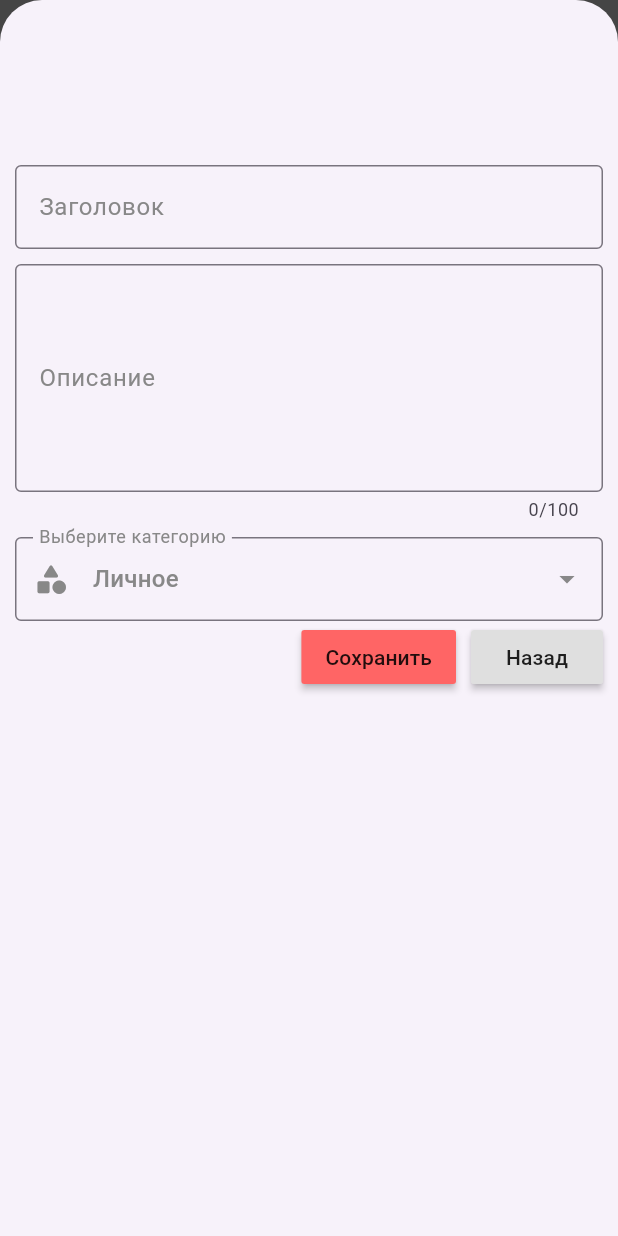
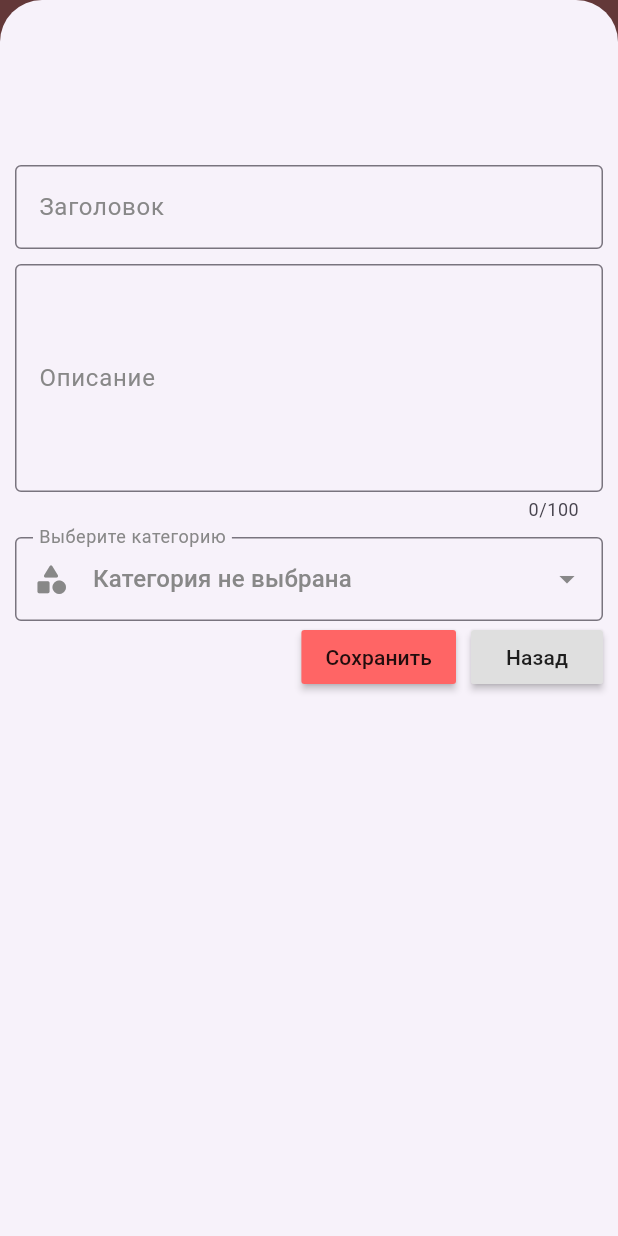
Before and after one commit to rmnshkv/my_dart_training.notesapp, a Flutter app: the screen it shows after launch, after a tap on the "add" icon, on a phone screen of 412 x 824 dp. Run offline on Flutter 3.47's test engine with Material 3 defaults, Android fonts, the light colour scheme and no system bars; our stand-ins replace flutter_slidable, get, hive, hive_flutter, lottie; accounts and stored records are empty.

Commit message:
Changes to be committed: 	modified:   lib/main.dart 	modified:   lib/model/notes_model.g.dart 	modified:   lib/view/2home/home_screen.dart 	modified:   lib/view/2home/spec_screen.dart 	modified:   pubspec.yaml

```diff
--- a/lib/main.dart
+++ b/lib/main.dart
@@ -1,5 +1,3 @@
-// ignore_for_file: prefer_const_constructors, unused_local_variable, camel_case_types
-
 import 'package:flutter/cupertino.dart';
 import 'package:get/get.dart';
 import 'package:hive_flutter/adapters.dart';
--- a/lib/view/2home/home_screen.dart
+++ b/lib/view/2home/home_screen.dart
@@ -1,5 +1,3 @@
-// ignore_for_file: camel_case_types, prefer_const_constructors, sort_child_properties_last, unnecessary_string_interpolations, sized_box_for_whitespace
-
 import 'package:flutter/material.dart';
 import 'package:flutter_slidable/flutter_slidable.dart';
 import 'package:get/get.dart';
@@ -9,8 +7,6 @@
 import 'package:notes_qsoft/view/3draw/privacy.dart';
 import 'package:notes_qsoft/view/3draw/support.dart';
 import 'package:notes_qsoft/view/3draw/info.dart';
-
-
 
 class Home_Screen extends StatefulWidget {
   const Home_Screen({super.key});
@@ -22,6 +18,7 @@
 class _Home_ScreenState extends State<Home_Screen> {
 
   final catList=[
+    'Категория не выбрана',
     'Личное',
     'Работа',
     'Здоровье',
@@ -33,8 +30,7 @@
     'Семья',
     'Хобби',
   ];
-
-  final titleController=TextEditingController();
+final titleController=TextEditingController();
   final descController=TextEditingController();
 
   var box = Hive.box<NotesModel>('noteBox');
@@ -80,7 +76,7 @@
       appBar: AppBar(
         title: const Row(
           children: [
-            Text('NOTES',style: TextStyle(color: Color.fromARGB(255, 235, 237, 238)),)
+            Text('NOTES',style: TextStyle(color: Color.fromARGB(255, 255, 255, 255)),)
           ],
         ),
         actions: [
@@ -91,7 +87,7 @@
             },
           ),
         ],
-        backgroundColor: Color.fromARGB(255, 151, 150, 150),
+        backgroundColor: Color.fromARGB(255, 216, 123, 123),
 
         elevation: 0,
         iconTheme: const IconThemeData(color: Colors.white),
--- a/lib/view/2home/spec_screen.dart
+++ b/lib/view/2home/spec_screen.dart
@@ -1,5 +1,3 @@
-// ignore_for_file: prefer_const_literals_to_create_immutables, prefer_const_constructors, unnecessary_string_interpolations, unused_import
-
 import 'package:flutter/material.dart';
 import 'package:flutter_slidable/flutter_slidable.dart';
 
@@ -15,7 +13,7 @@
   Widget build(BuildContext context) {
     return Scaffold(
       appBar: AppBar(
-        backgroundColor: Colors.purple,
+        backgroundColor: Color.fromARGB(255, 255, 61, 61),
         elevation: 0,
         title: Row(
           children: [
--- a/pubspec.yaml
+++ b/pubspec.yaml
@@ -65,9 +65,9 @@
   uses-material-design: true
 
   # To add assets to your application, add an assets section, like this:
-  # assets:
-  #   - images/a_dot_burr.jpeg
-  #   - images/a_dot_ham.jpeg
+  assets:
+    - assets/animations/
+    - assets/images/
 
   # An image asset can refer to one or more resolution-specific "variants", see
   # https://flutter.dev/assets-and-images/#resolution-aware
```
Also changed, not shown: lib/model/notes_model.g.dart.
